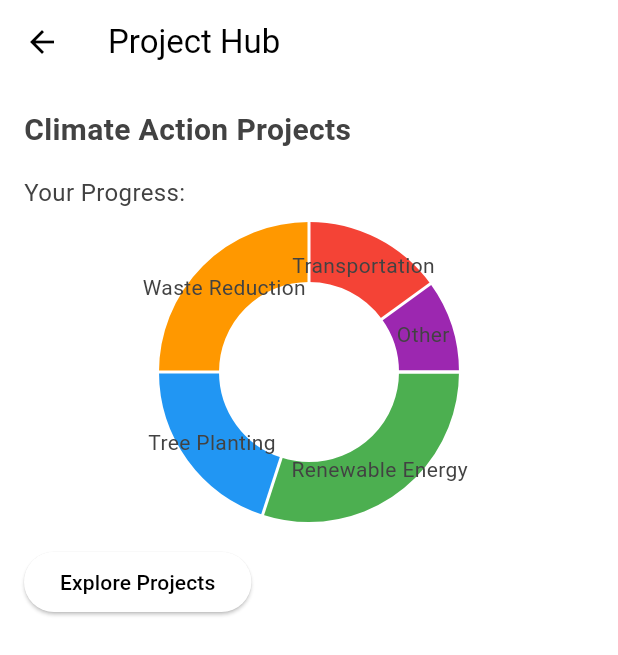
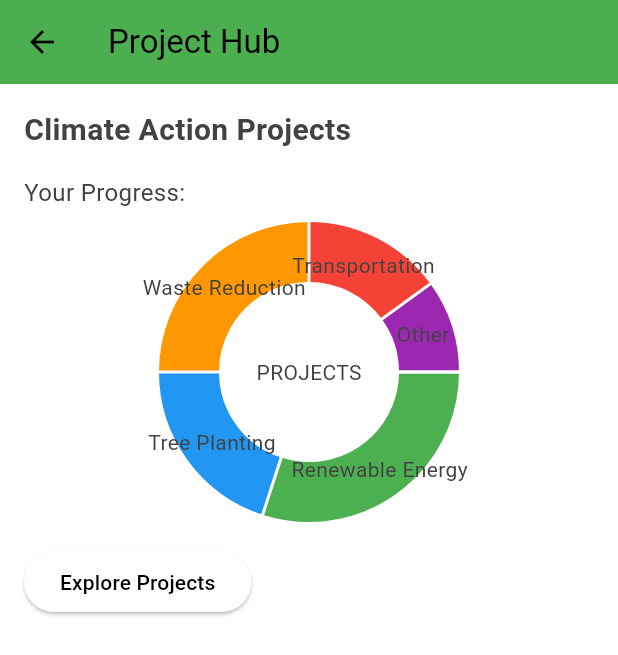
Before and after one commit to GraciousDaniel/green, a Flutter app: the ProjectPage screen opened by its route, on a phone screen of 412 x 824 dp. Shown: the top 655 px of the screen. Run offline on Flutter 3.47's test engine with Material 3 defaults, Android fonts, the phone set to English and light mode, and no system bars; drawn by our look-alikes of fl_chart; our stand-ins replace cloud_firestore, firebase_auth, firebase_core, google_sign_in; accounts and stored records are empty.

Commit message:
ui update2

```diff
--- a/lib/screens/homepage.dart
+++ b/lib/screens/homepage.dart
@@ -1,5 +1,5 @@
 import 'package:cloud_firestore/cloud_firestore.dart';
-import 'package:firebase_auth/firebase_auth.dart';
+//import 'package:firebase_auth/firebase_auth.dart';
 import 'package:flutter/material.dart';
 import 'package:green/components/buttons/postbutton.dart';
 import 'package:green/components/mydrawer.dart';
@@ -26,7 +26,7 @@ class Homepage extends StatelessWidget {
    }
 
   //show current user
-  final user = FirebaseAuth.instance.currentUser!;
+  //final user = FirebaseAuth.instance.currentUser!;
 
   @override
   Widget build(BuildContext context) {
--- a/lib/screens/projecthubpage.dart
+++ b/lib/screens/projecthubpage.dart
@@ -14,6 +14,7 @@ class _ProjectPageState extends State<ProjectPage> {
   Widget build(BuildContext context) {
     return Scaffold(
       appBar: AppBar(
+        backgroundColor: const Color.fromARGB(255, 76, 175, 79),
         title: const Text('Project Hub'),
       ),
       body: Padding(
@@ -38,7 +39,17 @@ class _ProjectPageState extends State<ProjectPage> {
             // Animated Pie Chart
             Container(
               height: 200,
-              child: PieChart(
+              child: Stack(
+                alignment: Alignment.center,
+                children: [
+                  //title of piechart
+                  const Text('PROJECTS'),
+
+                  //piechart
+                  PieChart(
+                swapAnimationDuration: const Duration(milliseconds: 750),
+                swapAnimationCurve: Curves.easeInOutQuint,
+                //piechart
                   PieChartData(
                     sections: [
                       PieChartSectionData(
@@ -69,6 +80,8 @@ class _ProjectPageState extends State<ProjectPage> {
                     ],
                   ),
                 ),
+                ],
+              ),
             ),
 
             const SizedBox(height: 16),
@@ -79,7 +92,7 @@ class _ProjectPageState extends State<ProjectPage> {
               Navigator.push(
                   context,
                   MaterialPageRoute(
-                   builder: (context) => ProjectDetailsPage(),
+                   builder: (context) => const ProjectDetailsPage(),
                 ),
               );
             },
--- a/lib/screens/resourcepage.dart
+++ b/lib/screens/resourcepage.dart
@@ -20,6 +20,7 @@ class _ResourcePageState extends State<ResourcePage> {
   Widget build(BuildContext context) {
     return Scaffold(
       appBar: AppBar(
+        backgroundColor: const Color.fromARGB(255, 76, 175, 79),
         title: const Text('Resource Center'),
       ),
       body: ListView.builder(
```
Also changed, not shown: lib/screens/profilepage.dart (+33 -10 lines). Lines whose indentation alone changed are shown as unchanged.
